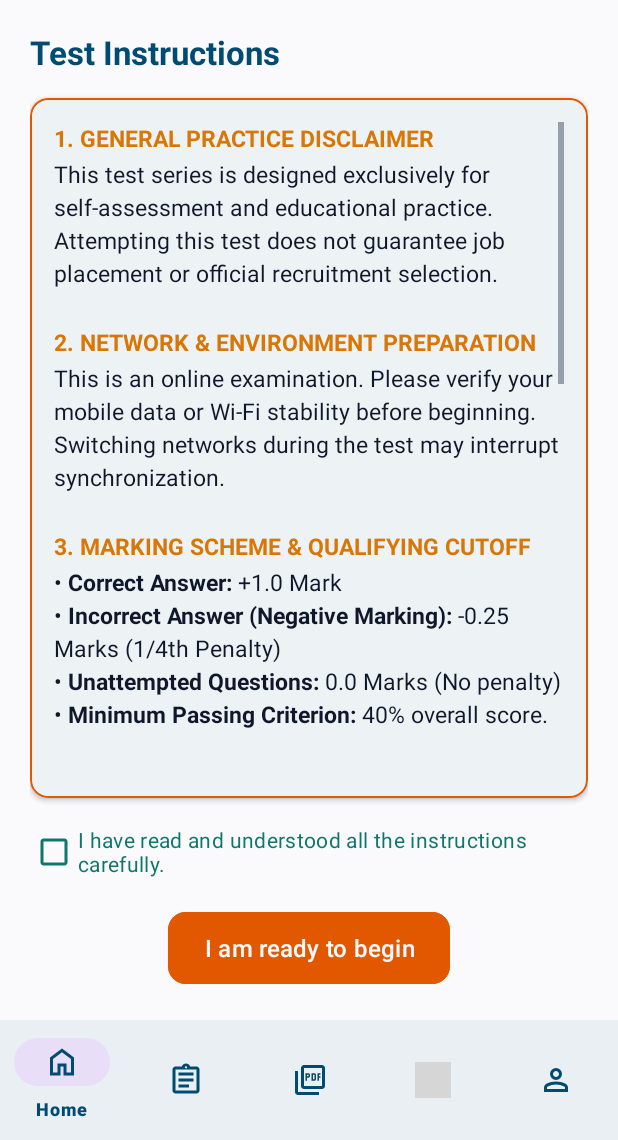
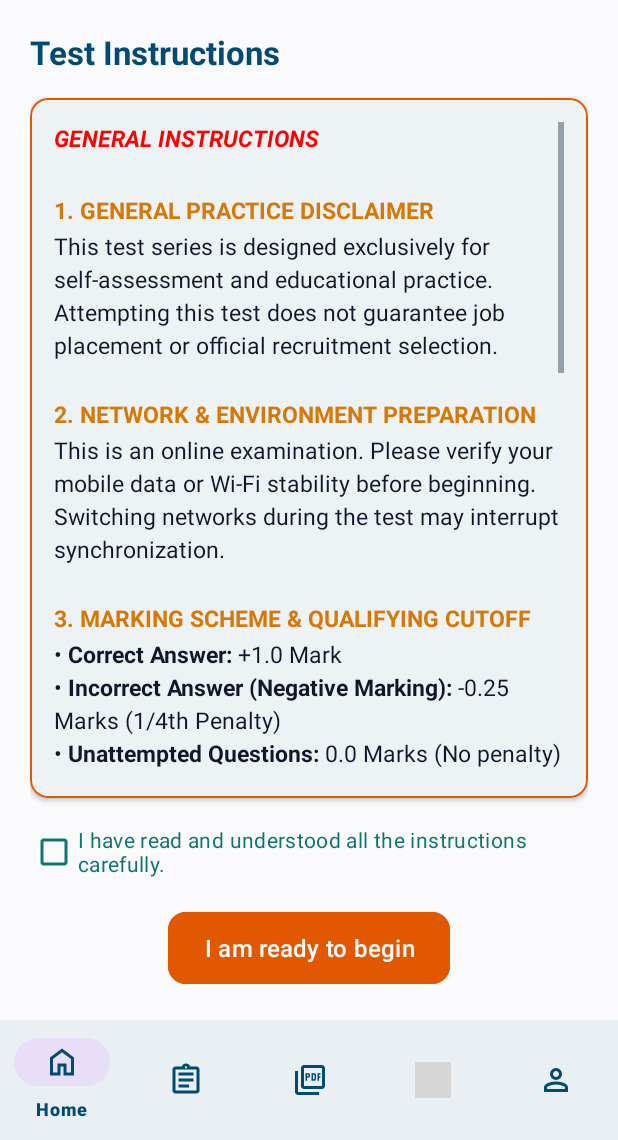
Before and after one commit to nursingstudio/NursingStudioApp, an Android app built with Jetpack Compose: the fragment QuizInstructionsFragment placed in its activity, on a phone screen of 412 x 824 dp, the part 96-1236 px from its top. Run offline under Robolectric (Android 15) with nearby library versions, the light colour scheme and no system bars; our stand-ins replace Dagger/Hilt's generated code, Firebase (no records; nobody signed in at launch, a user with empty details on screens opened directly), navigation-ui; pictures from the network do not load; grey boxes are pictures that could not be loaded.

Commit message:
Instructions updated finally

```diff
--- a/app/src/main/res/values/strings.xml
+++ b/app/src/main/res/values/strings.xml
@@ -52,6 +52,8 @@
 
     <string name="quiz_default_instructions">
         <![CDATA[
+        <font color="#FF0000"><b><i>GENERAL INSTRUCTIONS</i></b></font><br><br>
+
         <font color="#D97706"><b>1. GENERAL PRACTICE DISCLAIMER</b></font><br>
         This test series is designed exclusively for self-assessment and educational practice. Attempting this test does not guarantee job placement or official recruitment selection.<br><br>
 
@@ -75,7 +77,7 @@
         • <font color="#16A34A"><b>GREEN:</b></font> Answered Questions<br>
         • <font color="#DC2626"><b>RED:</b></font> Unanswered / Viewed Questions<br>
         • <font color="#7C3AED"><b>VIOLET:</b></font> Marked for Review<br>
-        • <font color="#64748B"><b>WHITE / GREY:</b></font> Unvisited Questions<br><br>
+        • <font color="#64748B"><b>GRAY:</b></font> Unvisited Questions<br><br>
 
         <font color="#D97706"><b>7. NAVIGATION & ANSWER SAVING RULES</b></font><br>
         • You can tap any question number on the grid to jump directly to it.<br>
```
Also changed, not shown: 3 other files.
